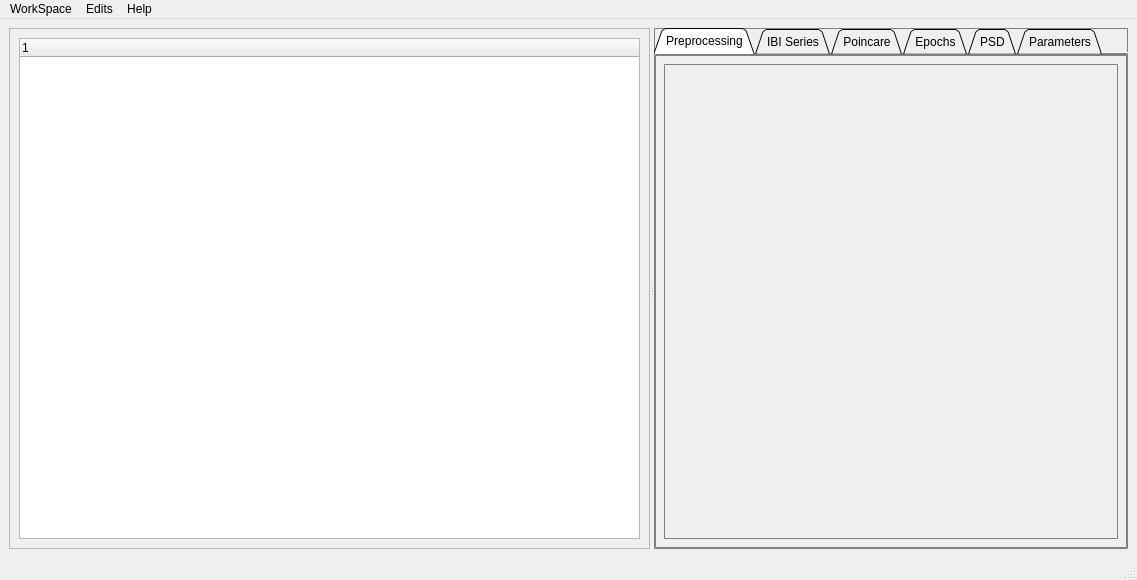
This is src/spectUI/resources/form.ui in markspan/spectHR as Qt 5 draws it before an edit. The edited form follows.
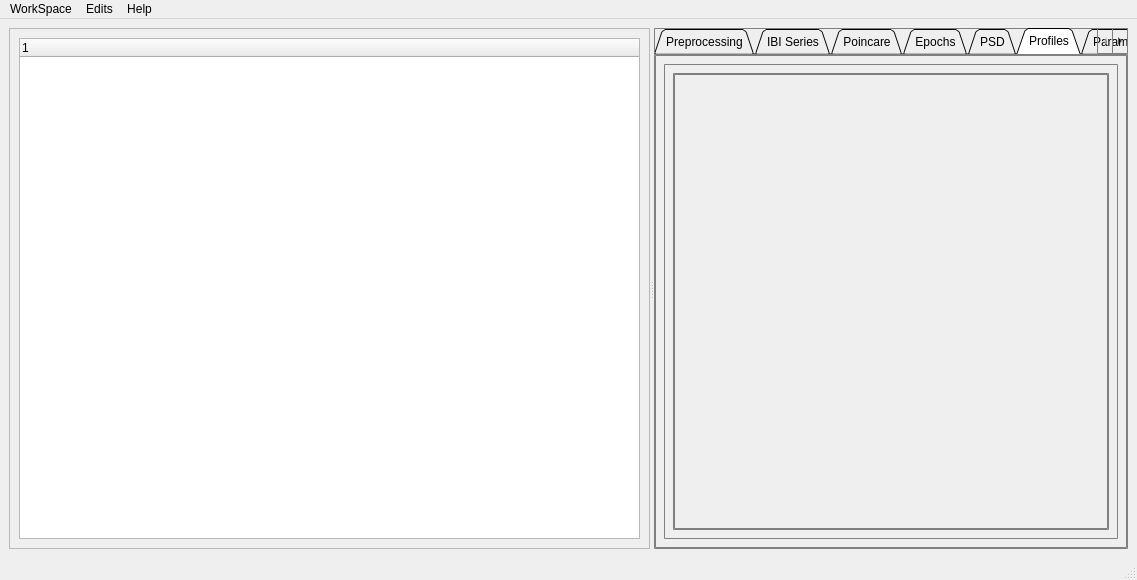
This is the edited form.

Commit message: Add spectral Profiles tab and plotting

```diff
--- a/src/spectUI/resources/form.ui
+++ b/src/spectUI/resources/form.ui
@@ -94,7 +94,7 @@
         <enum>QTabWidget::TabShape::Triangular</enum>
        </property>
        <property name="currentIndex">
-        <number>0</number>
+        <number>5</number>
        </property>
        <property name="iconSize">
         <size>
@@ -227,8 +227,56 @@
                 <rect>
                  <x>0</x>
                  <y>0</y>
-                 <width>98</width>
-                 <height>28</height>
+                 <width>434</width>
+                 <height>450</height>
+                </rect>
+               </property>
+               <property name="sizePolicy">
+                <sizepolicy hsizetype="Expanding" vsizetype="Expanding">
+                 <horstretch>0</horstretch>
+                 <verstretch>0</verstretch>
+                </sizepolicy>
+               </property>
+              </widget>
+             </widget>
+            </item>
+           </layout>
+          </widget>
+         </item>
+        </layout>
+       </widget>
+       <widget class="QWidget" name="Profiles">
+        <property name="sizePolicy">
+         <sizepolicy hsizetype="Expanding" vsizetype="Expanding">
+          <horstretch>0</horstretch>
+          <verstretch>0</verstretch>
+         </sizepolicy>
+        </property>
+        <attribute name="title">
+         <string>Profiles</string>
+        </attribute>
+        <layout class="QHBoxLayout" name="horizontalLayoutProfile">
+         <item>
+          <widget class="QWidget" name="mplProfile" native="true">
+           <property name="sizePolicy">
+            <sizepolicy hsizetype="Expanding" vsizetype="Expanding">
+             <horstretch>0</horstretch>
+             <verstretch>0</verstretch>
+            </sizepolicy>
+           </property>
+           <layout class="QVBoxLayout" name="verticalLayoutProfile">
+            <item>
+             <widget class="QScrollArea" name="scrollAreaProfile">
+              <property name="widgetResizable">
+               <bool>true</bool>
+              </property>
+              <widget class="QWidget" name="scrollAreaWidgetContentsProfile">
+               <property name="geometry">
+                <rect>
+                 <x>0</x>
+                 <y>0</y>
+                 <width>434</width>
+                 <height>450</height>
                 </rect>
                </property>
                <property name="sizePolicy">
```
The commit also changes 12 other files.
